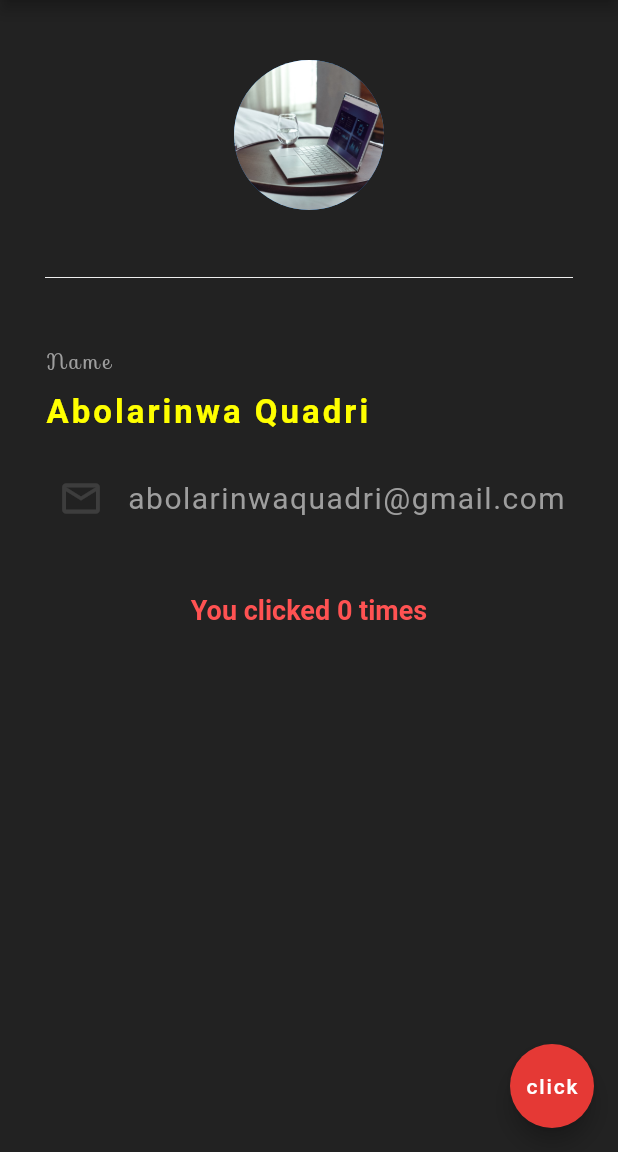
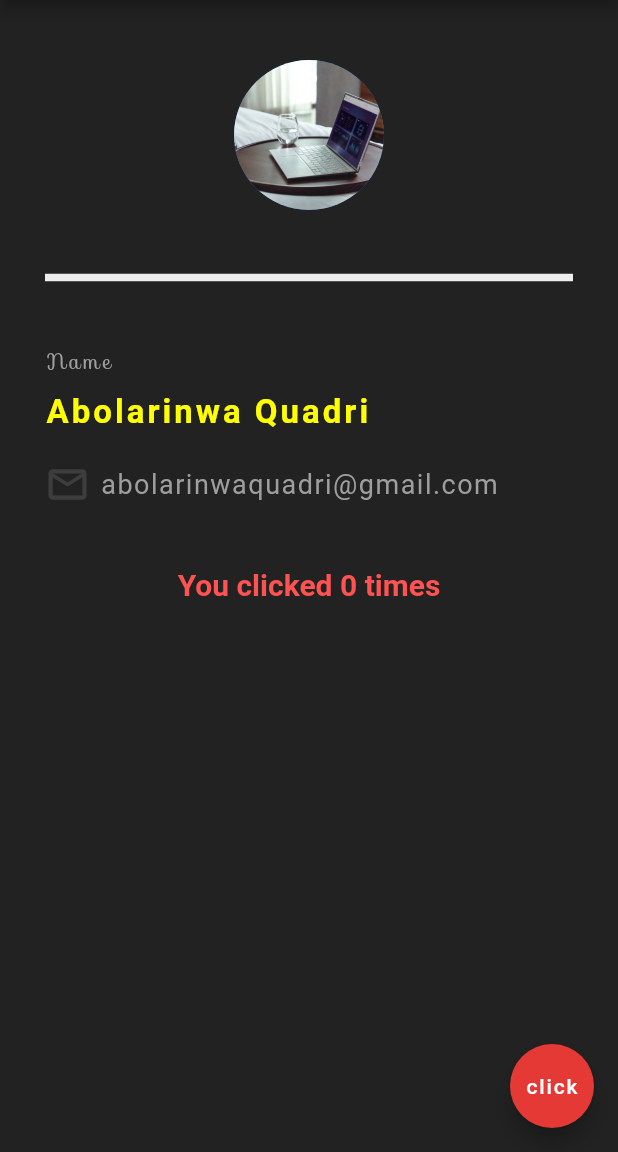
Before and after one commit to Abdqadr1/FirstFlutterApp, a Flutter app: the screen it shows after launch, after a tap on "click", on a phone screen of 412 x 824 dp, the part 84-1236 px from its top. Run offline on Flutter 3.47's test engine with Material 2 defaults, Android fonts, the phone set to English and light mode, and no system bars.

```diff
--- a/lib/main.dart
+++ b/lib/main.dart
@@ -3,29 +3,8 @@ import 'package:flutter/material.dart';
 
 void main() {
   runApp(MaterialApp(
-    home: Home(),
+    home: MyProfile(),
   ));
-}
-
-class Home extends StatelessWidget {
-  @override
-  Widget build(BuildContext context) {
-    return Scaffold(
-      appBar: AppBar(
-        title: Text("My First Flutter"),
-        centerTitle: true,
-        backgroundColor: Colors.red[600],
-      ),
-      body: MyProfile(),
-      backgroundColor: Colors.black87,
-      floatingActionButton: FloatingActionButton(
-        onPressed: () {},
-        child: Text('click'),
-        backgroundColor: Colors.red[600],
-      ),
-
-    );
-  }
 }
 
 class MyProfile extends StatefulWidget {
@@ -37,7 +16,13 @@ class _MyProfileState extends State<MyProfile> {
   int num = 0;
   @override
   Widget build(BuildContext context) {
-    return Padding(
+    return Scaffold(
+      appBar: AppBar(
+        title: Text("My First Flutter"),
+        centerTitle: true,
+        backgroundColor: Colors.red[600],
+      ),
+      body: Padding(
         padding: const EdgeInsets.fromLTRB(30.0, 40.0, 30.0,0.0),
         child: Column(
           crossAxisAlignment: CrossAxisAlignment.start,
@@ -49,6 +34,7 @@ class _MyProfileState extends State<MyProfile> {
               ),
             ),
             Divider(
+              thickness: 5.0,
               height: 90.0,
               color: Colors.grey[200],
             ),
@@ -72,25 +58,19 @@ class _MyProfileState extends State<MyProfile> {
             ),
             SizedBox(height: 20.0),
             Row(
+              mainAxisAlignment: MainAxisAlignment.start,
               children: <Widget>[
-              IconButton(
-                onPressed: () {
-                  setState(() {
-                    num++;
-                  });
-                },
-                icon: Icon(
+                Icon(
                   Icons.mail_outline,
                   size: 30.0,
                   color: Colors.white12,
-                ),
                 ),
                 SizedBox(width: 7.0,),
                 Text(
                   'abolarinwaquadri@gmail.com',
                   style: TextStyle(
                     color: Colors.grey,
-                  fontSize: 20.0,
+                    fontSize: 18.0,
                     letterSpacing: 1.0,
                   ),
                 )
@@ -102,13 +82,21 @@ class _MyProfileState extends State<MyProfile> {
                 "You clicked $num times",
                 style: TextStyle(
                   color: Colors.redAccent,
-                  fontSize: 18.0,
+                  fontSize: 20.0,
                   fontWeight: FontWeight.bold,
                 ),
               ),
             )
           ],
         ),
+      ),
+      backgroundColor: Colors.black87,
+      floatingActionButton: FloatingActionButton(
+        onPressed: () {},
+        child: Text('click'),
+        backgroundColor: Colors.red[600],
+      ),
+
     );
   }
 }
```
Also changed, not shown: 1 other file. Lines whose indentation alone changed are shown as unchanged.
